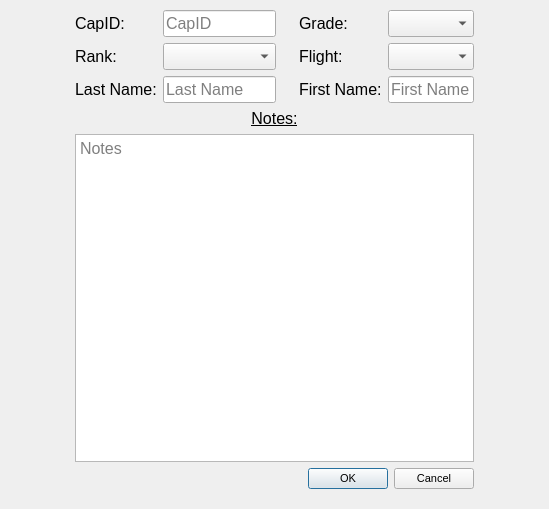
Stephen-Hamilton-C/MVCS-Office-Manager, file cadeteditor.ui: the form before one commit.
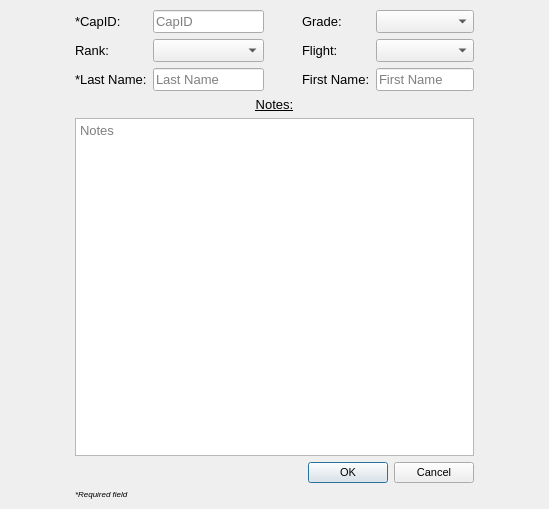
The form after the commit.

Commit message: Added astericks to required fields and made a little footnote

Diff of the .ui file:
```diff
--- a/cadeteditor.ui
+++ b/cadeteditor.ui
@@ -25,7 +25,7 @@
      <number>75</number>
     </property>
     <property name="bottomMargin">
-     <number>20</number>
+     <number>10</number>
     </property>
     <item row="1" column="4" colspan="2">
      <widget class="QComboBox" name="flightBox">
@@ -40,7 +40,7 @@
       </property>
       <property name="font">
        <font>
-        <pointsize>12</pointsize>
+        <pointsize>10</pointsize>
        </font>
       </property>
       <property name="editable">
@@ -48,11 +48,89 @@
       </property>
      </widget>
     </item>
+    <item row="2" column="3">
+     <widget class="QLabel" name="firstNameLabel">
+      <property name="font">
+       <font>
+        <pointsize>10</pointsize>
+       </font>
+      </property>
+      <property name="text">
+       <string>First Name:</string>
+      </property>
+     </widget>
+    </item>
+    <item row="1" column="3">
+     <widget class="QLabel" name="flightLabel">
+      <property name="font">
+       <font>
+        <pointsize>10</pointsize>
+       </font>
+      </property>
+      <property name="text">
+       <string>Flight:</string>
+      </property>
+     </widget>
+    </item>
+    <item row="2" column="0">
+     <widget class="QLabel" name="lastNameLabel">
+      <property name="font">
+       <font>
+        <pointsize>10</pointsize>
+       </font>
+      </property>
+      <property name="text">
+       <string>*Last Name:</string>
+      </property>
+     </widget>
+    </item>
+    <item row="1" column="1">
+     <widget class="QComboBox" name="rankBox">
+      <property name="enabled">
+       <bool>true</bool>
+      </property>
+      <property name="sizePolicy">
+       <sizepolicy hsizetype="Expanding" vsizetype="Fixed">
+        <horstretch>0</horstretch>
+        <verstretch>0</verstretch>
+       </sizepolicy>
+      </property>
+      <property name="font">
+       <font>
+        <pointsize>10</pointsize>
+       </font>
+      </property>
+     </widget>
+    </item>
+    <item row="1" column="0">
+     <widget class="QLabel" name="rankLabel">
+      <property name="font">
+       <font>
+        <pointsize>10</pointsize>
+       </font>
+      </property>
+      <property name="text">
+       <string>Rank:</string>
+      </property>
+     </widget>
+    </item>
+    <item row="5" column="0" colspan="6">
+     <widget class="QTextEdit" name="notesEdit">
+      <property name="font">
+       <font>
+        <pointsize>10</pointsize>
+       </font>
+      </property>
+      <property name="placeholderText">
+       <string>Notes</string>
+      </property>
+     </widget>
+    </item>
     <item row="4" column="0" colspan="6">
      <widget class="QLabel" name="notesLabel">
       <property name="font">
        <font>
-        <pointsize>12</pointsize>
+        <pointsize>10</pointsize>
         <underline>true</underline>
        </font>
       </property>
@@ -64,35 +142,11 @@
       </property>
      </widget>
     </item>
-    <item row="0" column="3">
-     <widget class="QLabel" name="gradeLabel">
-      <property name="font">
-       <font>
-        <pointsize>12</pointsize>
-       </font>
-      </property>
-      <property name="text">
-       <string>Grade:</string>
-      </property>
-     </widget>
-    </item>
-    <item row="5" column="0" colspan="6">
-     <widget class="QTextEdit" name="notesEdit">
-      <property name="font">
-       <font>
-        <pointsize>12</pointsize>
-       </font>
-      </property>
-      <property name="placeholderText">
-       <string>Notes</string>
-      </property>
-     </widget>
-    </item>
     <item row="2" column="4" colspan="2">
      <widget class="QLineEdit" name="firstNameEdit">
       <property name="font">
        <font>
-        <pointsize>12</pointsize>
+        <pointsize>10</pointsize>
        </font>
       </property>
       <property name="inputMethodHints">
@@ -103,87 +157,6 @@
       </property>
      </widget>
     </item>
-    <item row="2" column="3">
-     <widget class="QLabel" name="firshNameLabel">
-      <property name="font">
-       <font>
-        <pointsize>12</pointsize>
-       </font>
-      </property>
-      <property name="text">
-       <string>First Name:</string>
-      </property>
-     </widget>
-    </item>
-    <item row="2" column="1">
-     <widget class="QLineEdit" name="lastNameEdit">
-      <property name="font">
-       <font>
-        <pointsize>12</pointsize>
-       </font>
-      </property>
-      <property name="inputMethodHints">
-       <set>Qt::ImhLatinOnly</set>
-      </property>
-      <property name="placeholderText">
-       <string>Last Name</string>
-      </property>
-     </widget>
-    </item>
-    <item row="2" column="0">
-     <widget class="QLabel" name="lastNameLabel">
-      <property name="font">
-       <font>
-        <pointsize>12</pointsize>
-       </font>
-      </property>
-      <property name="text">
-       <string>Last Name:</string>
-      </property>
-     </widget>
-    </item>
-    <item row="1" column="0">
-     <widget class="QLabel" name="rankLabel">
-      <property name="font">
-       <font>
-        <pointsize>12</pointsize>
-       </font>
-      </property>
-      <property name="text">
-       <string>Rank:</string>
-      </property>
-     </widget>
-    </item>
-    <item row="1" column="3">
-     <widget class="QLabel" name="flightLabel">
-      <property name="font">
-       <font>
-        <pointsize>12</pointsize>
-       </font>
-      </property>
-      <property name="text">
-       <string>Flight:</string>
-      </property>
-     </widget>
-    </item>
-    <item row="1" column="1">
-     <widget class="QComboBox" name="rankBox">
-      <property name="enabled">
-       <bool>true</bool>
-      </property>
-      <property name="sizePolicy">
-       <sizepolicy hsizetype="Expanding" vsizetype="Fixed">
-        <horstretch>0</horstretch>
-        <verstretch>0</verstretch>
-       </sizepolicy>
-      </property>
-      <property name="font">
-       <font>
-        <pointsize>12</pointsize>
-       </font>
-      </property>
-     </widget>
-    </item>
     <item row="0" column="0">
      <widget class="QLabel" name="idLabel">
       <property name="sizePolicy">
@@ -194,11 +167,11 @@
       </property>
       <property name="font">
        <font>
-        <pointsize>12</pointsize>
+        <pointsize>10</pointsize>
        </font>
       </property>
       <property name="text">
-       <string>CapID:</string>
+       <string>*CapID:</string>
       </property>
      </widget>
     </item>
@@ -218,7 +191,7 @@
       </property>
       <property name="font">
        <font>
-        <pointsize>12</pointsize>
+        <pointsize>10</pointsize>
        </font>
       </property>
       <property name="inputMethodHints">
@@ -258,7 +231,7 @@
       </property>
       <property name="font">
        <font>
-        <pointsize>12</pointsize>
+        <pointsize>10</pointsize>
        </font>
       </property>
       <property name="placeholderText">
@@ -266,6 +239,33 @@
       </property>
      </widget>
     </item>
+    <item row="0" column="3">
+     <widget class="QLabel" name="gradeLabel">
+      <property name="font">
+       <font>
+        <pointsize>10</pointsize>
+       </font>
+      </property>
+      <property name="text">
+       <string>Grade:</string>
+      </property>
+     </widget>
+    </item>
+    <item row="2" column="1">
+     <widget class="QLineEdit" name="lastNameEdit">
+      <property name="font">
+       <font>
+        <pointsize>10</pointsize>
+       </font>
+      </property>
+      <property name="inputMethodHints">
+       <set>Qt::ImhLatinOnly</set>
+      </property>
+      <property name="placeholderText">
+       <string>Last Name</string>
+      </property>
+     </widget>
+    </item>
     <item row="6" column="3" colspan="3">
      <widget class="QDialogButtonBox" name="buttonBox">
       <property name="sizePolicy">
@@ -287,6 +287,19 @@
       </property>
      </widget>
     </item>
+    <item row="7" column="0" colspan="6">
+     <widget class="QLabel" name="label">
+      <property name="font">
+       <font>
+        <pointsize>6</pointsize>
+        <italic>true</italic>
+       </font>
+      </property>
+      <property name="text">
+       <string>*Required field</string>
+      </property>
+     </widget>
+    </item>
    </layout>
   </widget>
  </widget>
```
Left out of the diff: 26 changed lines with no effect on the pictures.
